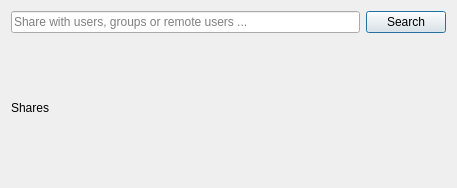
Above: src/gui/shareusergroupwidget.ui from nextcloud/desktop before the change. Below: the same form after it.
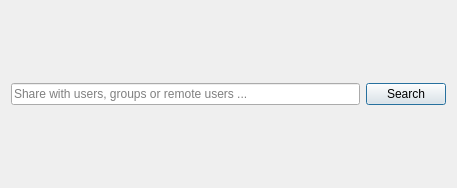
That is the form after the change.

```diff
--- a/src/gui/shareusergroupwidget.ui
+++ b/src/gui/shareusergroupwidget.ui
@@ -38,16 +38,6 @@
      </item>
     </layout>
    </item>
-   <item>
-    <widget class="QLabel" name="labelShares">
-     <property name="enabled">
-      <bool>true</bool>
-     </property>
-     <property name="text">
-      <string>Shares</string>
-     </property>
-    </widget>
-   </item>
    <item>
     <layout class="QVBoxLayout" name="sharesLayout"/>
    </item>
```
